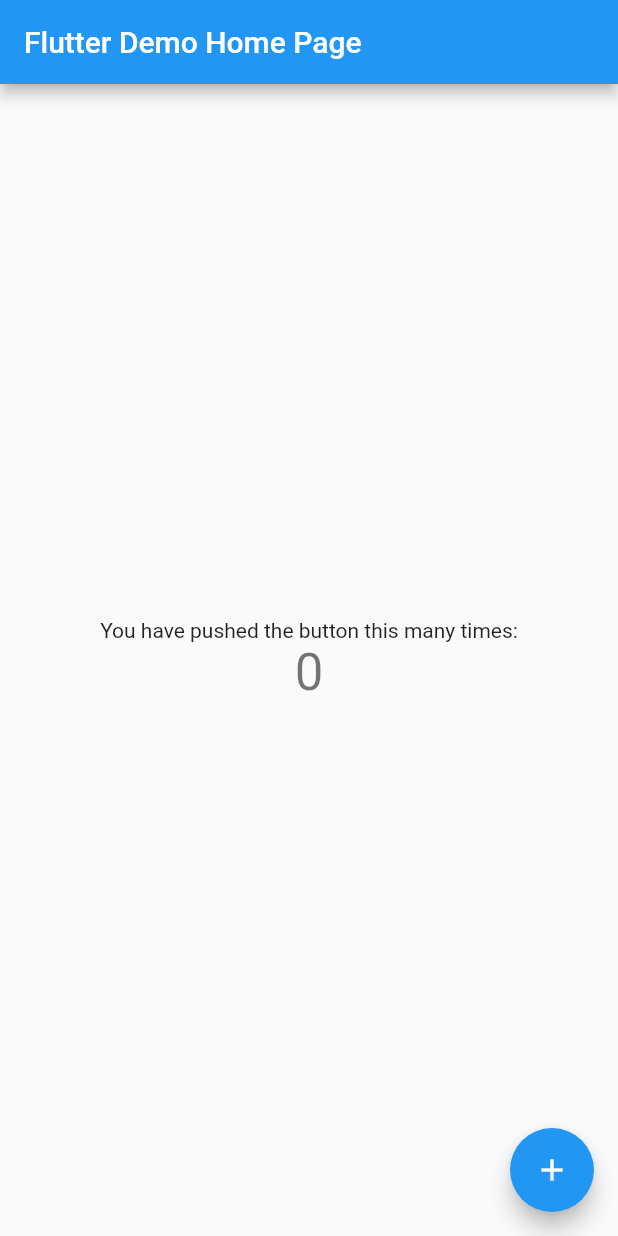
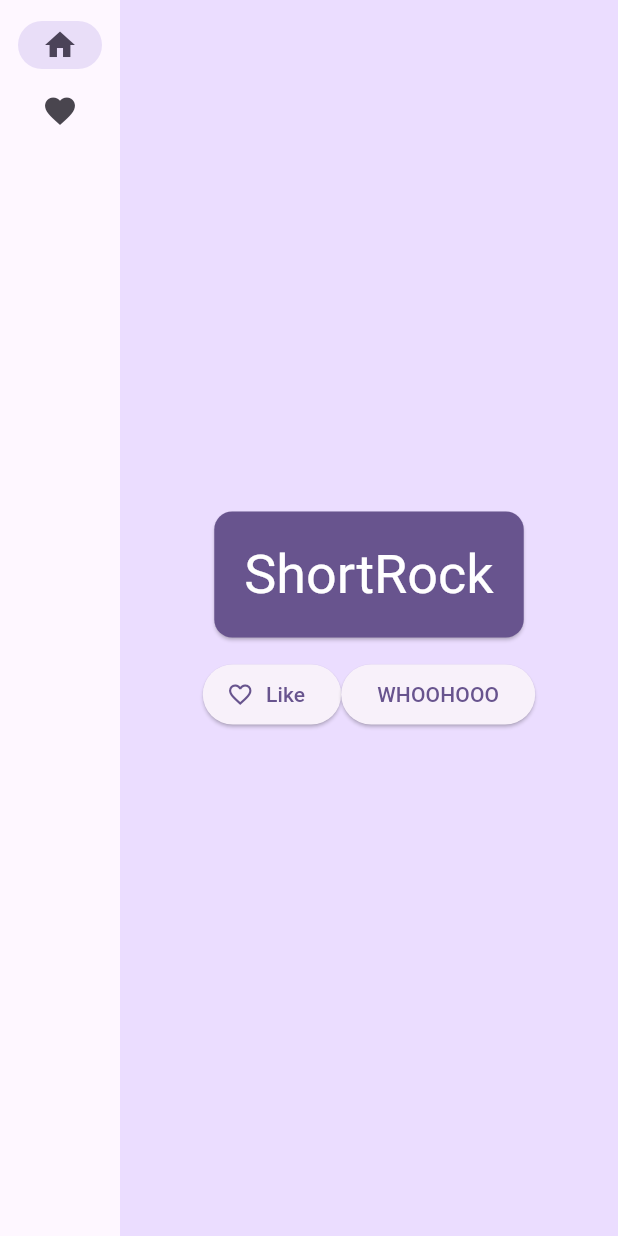
Before and after one commit to TimeScramble/Cabonara_Tracker, a Flutter app: the screen it shows after launch, on a phone screen of 412 x 824 dp. Run offline on Flutter 3.47's test engine with Material 2 defaults, Android fonts, the phone set to English and light mode, and no system bars.

Commit message:
Getting_Started on Flutter
App developed for learning flutter

```diff
--- a/analysis_options.yaml
+++ b/analysis_options.yaml
@@ -22,8 +22,14 @@ linter:
   # `// ignore_for_file: name_of_lint` syntax on the line or in the file
   # producing the lint.
   rules:
-    # avoid_print: false  # Uncomment to disable the `avoid_print` rule
+     avoid_print: false  # Uncomment to disable the `avoid_print` rule
     # prefer_single_quotes: true  # Uncomment to enable the `prefer_single_quotes` rule
+     prefer_const_constructors: false
+     prefer_final_fields: false
+     use_key_in_widget_constructors: false
+     prefer_const_literals_to_create_immutables: false
+     prefer_const_constructors_in_immutables: false
+
 
 # Additional information about this file can be found at
 # https://dart.dev/guides/language/analysis-options
--- a/lib/main.dart
+++ b/lib/main.dart
@@ -1,115 +1,233 @@
+import 'package:english_words/english_words.dart';
 import 'package:flutter/material.dart';
+import 'package:provider/provider.dart';
 
 void main() {
-  runApp(const MyApp());
+  runApp(MyApp());
 }
 
 class MyApp extends StatelessWidget {
-  const MyApp({Key? key}) : super(key: key);
+  const MyApp({super.key});
 
-  // This widget is the root of your application.
   @override
   Widget build(BuildContext context) {
-    return MaterialApp(
-      title: 'Flutter Demo',
-      theme: ThemeData(
-        // This is the theme of your application.
-        //
-        // Try running your application with "flutter run". You'll see the
-        // application has a blue toolbar. Then, without quitting the app, try
-        // changing the primarySwatch below to Colors.green and then invoke
-        // "hot reload" (press "r" in the console where you ran "flutter run",
-        // or simply save your changes to "hot reload" in a Flutter IDE).
-        // Notice that the counter didn't reset back to zero; the application
-        // is not restarted.
-        primarySwatch: Colors.blue,
+    return ChangeNotifierProvider(
+      create: (context) => MyAppState(),
+      child: MaterialApp(
+        title: 'Carbonara Tracker',
+        theme: ThemeData(
+          useMaterial3: true,
+          colorScheme: ColorScheme.fromSeed(seedColor: Colors.deepPurple),
+        ),
+        home: MyHomePage(),
       ),
-      home: const MyHomePage(title: 'Flutter Demo Home Page'),
     );
   }
 }
 
+class MyAppState extends ChangeNotifier {
+  var current = WordPair.random();
+
+  void getNext(){
+    current = WordPair.random();
+    notifyListeners();
+  }
+
+  var favorites = <WordPair>[];
+
+  void toggleFavorite(){
+    if (favorites.contains(current)) {
+      favorites.remove(current);
+    } else {
+      favorites.add(current);
+    }
+
+    //print(favorites);
+    notifyListeners();
+  }
+}
+
 class MyHomePage extends StatefulWidget {
-  const MyHomePage({Key? key, required this.title}) : super(key: key);
-
-  // This widget is the home page of your application. It is stateful, meaning
-  // that it has a State object (defined below) that contains fields that affect
-  // how it looks.
-
-  // This class is the configuration for the state. It holds the values (in this
-  // case the title) provided by the parent (in this case the App widget) and
-  // used by the build method of the State. Fields in a Widget subclass are
-  // always marked "final".
-
-  final String title;
-
   @override
   State<MyHomePage> createState() => _MyHomePageState();
 }
 
 class _MyHomePageState extends State<MyHomePage> {
-  int _counter = 0;
 
-  void _incrementCounter() {
-    setState(() {
-      // This call to setState tells the Flutter framework that something has
-      // changed in this State, which causes it to rerun the build method below
-      // so that the display can reflect the updated values. If we changed
-      // _counter without calling setState(), then the build method would not be
-      // called again, and so nothing would appear to happen.
-      _counter++;
-    });
+  var selectedIndex = 0;
+  @override
+  Widget build(BuildContext context) {
+    var appState = context.watch<MyAppState>();
+
+    Widget page;
+    switch (selectedIndex){
+      case 0:
+        page = GeneratorPage();
+        break;
+      case 1:
+        page = FavoritesPage();
+        break;
+      default:
+        throw UnimplementedError('no widget for $selectedIndex');
+    }
+
+    return LayoutBuilder(
+      builder: (context, constraints) {
+        return Scaffold(
+          body: Row(
+            children: [
+              SafeArea(
+                child: NavigationRail(
+                  extended: constraints.maxWidth >= 600,
+                  destinations: [
+                    NavigationRailDestination(
+                      icon: Icon(Icons.home),
+                      label: Text('Home')
+                    ),
+                    NavigationRailDestination(
+                        icon: Icon(Icons.favorite),
+                        label: Text('favorite')
+                    )
+                  ],
+                  selectedIndex: selectedIndex,
+                  onDestinationSelected: (value) {
+                    setState(() {
+                      selectedIndex = value;
+                    });
+                  },
+                )
+              ),
+              Expanded(
+                  child: Container(
+                    color: Theme.of(context).colorScheme.primaryContainer,
+                    child: page,
+                  )
+              )
+            ]
+          ),
+        );
+      }
+    );
   }
+}
+
+class GeneratorPage extends StatelessWidget{
+  @override
+  Widget build (BuildContext context) {
+    var appState = context.watch<MyAppState>();
+    var pair = appState.current;
+
+    return Center(
+        child: Column(
+          mainAxisAlignment: MainAxisAlignment.center,
+          children: [
+            BigCard(pair: pair),
+            SizedBox(height: 10),
+            Buttons(appState: appState)
+          ],
+        )
+    );
+  }
+}
+
+class FavoritesPage extends StatelessWidget{
+  @override
+  Widget build (BuildContext context){
+    var appState = context.watch<MyAppState>();
+
+    if (appState.favorites.isEmpty){
+      return Card(
+        child: Padding(
+          padding: const EdgeInsets.all(20),
+          child: Text ('No Favorites yet.'),
+      ),
+      );
+    }
+
+    return ListView(
+      children: [
+        Padding(
+          padding: const EdgeInsets.all(20),
+          child: Text('You have '
+            '${appState.favorites.length} favorites: '),
+        ),
+        for (var pair in appState.favorites)
+          ListTile(
+            leading: Icon(Icons.favorite),
+            title: Text(pair.asLowerCase),
+          )
+      ]
+    );
+  }
+}
+
+class Buttons extends StatelessWidget {
+  const Buttons({
+    super.key,
+    required this.appState,
+  });
+
+  final MyAppState appState;
 
   @override
   Widget build(BuildContext context) {
-    // This method is rerun every time setState is called, for instance as done
-    // by the _incrementCounter method above.
-    //
-    // The Flutter framework has been optimized to make rerunning build methods
-    // fast, so that you can just rebuild anything that needs updating rather
-    // than having to individually change instances of widgets.
-    return Scaffold(
-      appBar: AppBar(
-        // Here we take the value from the MyHomePage object that was created by
-        // the App.build method, and use it to set our appbar title.
-        title: Text(widget.title),
-      ),
-      body: Center(
-        // Center is a layout widget. It takes a single child and positions it
-        // in the middle of the parent.
-        child: Column(
-          // Column is also a layout widget. It takes a list of children and
-          // arranges them vertically. By default, it sizes itself to fit its
-          // children horizontally, and tries to be as tall as its parent.
-          //
-          // Invoke "debug painting" (press "p" in the console, choose the
-          // "Toggle Debug Paint" action from the Flutter Inspector in Android
-          // Studio, or the "Toggle Debug Paint" command in Visual Studio Code)
-          // to see the wireframe for each widget.
-          //
-          // Column has various properties to control how it sizes itself and
-          // how it positions its children. Here we use mainAxisAlignment to
-          // center the children vertically; the main axis here is the vertical
-          // axis because Columns are vertical (the cross axis would be
-          // horizontal).
-          mainAxisAlignment: MainAxisAlignment.center,
-          children: <Widget>[
-            const Text(
-              'You have pushed the button this many times:',
-            ),
-            Text(
-              '$_counter',
-              style: Theme.of(context).textTheme.headline4,
-            ),
-          ],
+
+    var pair = appState.current;
+
+    IconData icon;
+    if (appState.favorites.contains(pair)) {
+      icon = Icons.favorite;
+    } else {
+      icon = Icons.favorite_border;
+    }
+
+    return Row(
+      mainAxisSize: MainAxisSize.min,
+      children: [
+        ElevatedButton.icon(
+            onPressed: (){
+              appState.toggleFavorite();
+            },
+            icon: Icon(icon),
+            label: Text('Like'),
         ),
-      ),
-      floatingActionButton: FloatingActionButton(
-        onPressed: _incrementCounter,
-        tooltip: 'Increment',
-        child: const Icon(Icons.add),
-      ), // This trailing comma makes auto-formatting nicer for build methods.
+
+        ElevatedButton(
+            onPressed: (){
+              appState.getNext();
+            },
+            child: Text('WHOOHOOO'),
+        ),
+      ],
     );
   }
 }
+
+class BigCard extends StatelessWidget {
+  const BigCard({
+    super.key,
+    required this.pair,
+  });
+
+  final WordPair pair;
+
+  @override
+  Widget build(BuildContext context) {
+    final theme = Theme.of(context);
+    final style = theme.textTheme.displaySmall!.copyWith(
+      color: theme.colorScheme.onPrimary,
+    );
+
+    return Card(
+      color: theme.colorScheme.primary,
+      child: Padding(
+          padding: const EdgeInsets.all(20),
+          child: Text(
+              pair.asPascalCase,
+              style: style,
+              semanticsLabel: "${pair.first} ${pair.second}",
+          ),
+      ),
+    );
+  }
+}
```
Also changed, not shown: pubspec.yaml (+6 -5 lines), pubspec.lock.
